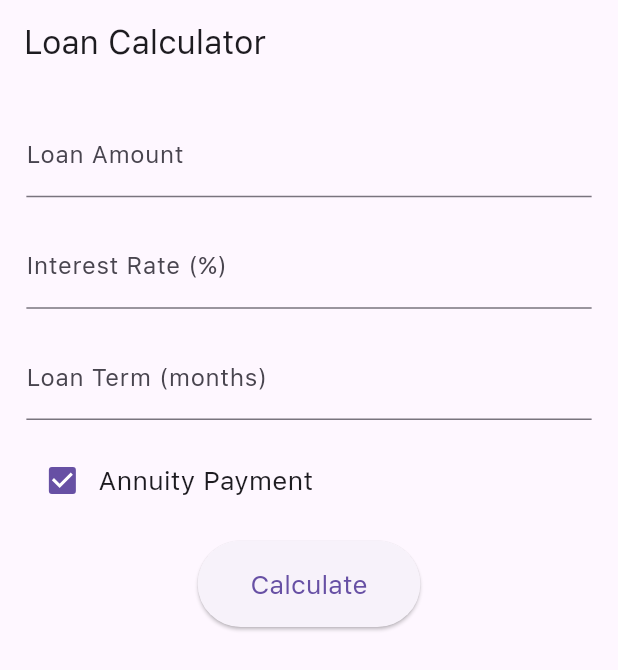
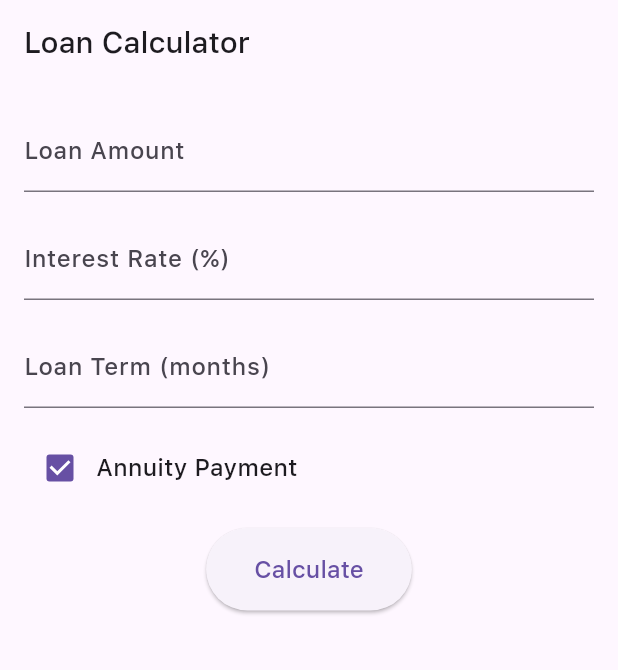
Before and after one commit to OJIuBepTBucT/test_task_finstar, a Flutter app: the screen it shows after launch, on a phone screen of 412 x 824 dp. Shown: the top 670 px of the screen. Run offline on Flutter 3.47's test engine with Material 3 defaults, Android fonts, the phone set to English and light mode, and no system bars; our stand-ins replace get, syncfusion_flutter_charts.

Commit message:
feat: added syncfusion_flutter_charts, added chart, remove utils package

```diff
--- a/lib/main.dart
+++ b/lib/main.dart
@@ -2,11 +2,9 @@ import 'package:flutter/material.dart';
 import 'package:get/get.dart';
 import 'package:test_task_finstar/binding/initial_binding.dart';
 import 'package:test_task_finstar/views/view_loan_calculator.dart';
-import 'package:flutter_screenutil/flutter_screenutil.dart';
 import 'package:test_task_finstar/controller/controller_loan_calculator.dart';
 
 void main() {
-  // Initialize the controller before running the app
   Get.put(ControllerLoanCalculator());
   runApp(TestTaskFinstar());
 }
@@ -15,22 +13,18 @@ class TestTaskFinstar extends StatelessWidget {
 
   @override
   Widget build(BuildContext context) {
-    return ScreenUtilInit(
-      designSize: const Size(375, 812),
-      builder: (context, child) {
     return GetMaterialApp(
       title: 'Loan Calculator',
       theme: ThemeData(
         primarySwatch: Colors.blue,
-            textTheme: const TextTheme(
-              bodyLarge: TextStyle(fontFamily: 'SFProText'),
-              bodyMedium: TextStyle(fontFamily: 'SFProText'),
+        textTheme: TextTheme(
+          bodyLarge: TextStyle(fontFamily: 'SFProText', fontSize: 16),
+          bodyMedium: TextStyle(fontFamily: 'SFProText', fontSize: 14),
+          bodySmall: TextStyle(fontFamily: 'SFProText', fontSize: 20),
         ),
       ),
-          initialBinding: InitialBinding(), // Ensure this is properly set
+      initialBinding: InitialBinding(),
       home: LoanCalculatorView(),
-        );
-      },
     );
   }
 }
--- a/lib/model/model_loan_result.dart
+++ b/lib/model/model_loan_result.dart
@@ -2,10 +2,24 @@ class LoanResult {
   final double monthlyPayment;
   final double totalPayment;
   final double overpayment;
+  final List<PaymentDetail> paymentDetails;
 
   LoanResult({
     required this.monthlyPayment,
     required this.totalPayment,
     required this.overpayment,
+    required this.paymentDetails,
   });
 }
+
+class PaymentDetail {
+  final int month;
+  final double principal;
+  final double interest;
+
+  PaymentDetail({
+    required this.month,
+    required this.principal,
+    required this.interest,
+  });
+}
--- a/lib/views/view_loan_calculator.dart
+++ b/lib/views/view_loan_calculator.dart
@@ -2,71 +2,89 @@ import 'package:flutter/material.dart';
 import 'package:get/get.dart';
 import 'package:test_task_finstar/controller/controller_loan_calculator.dart';
 import 'package:test_task_finstar/views/view_results.dart';
-import 'package:flutter_screenutil/flutter_screenutil.dart';
 
 class LoanCalculatorView extends StatelessWidget {
   final ControllerLoanCalculator controller = Get.find();
 
   @override
   Widget build(BuildContext context) {
-
     return Scaffold(
       appBar: AppBar(
-        title: Text("Loan Calculator", style: TextStyle(fontFamily: 'SFProText', fontSize: 20.sp)),
+        title: Text(
+          "Loan Calculator",
+          style: TextStyle(fontFamily: 'SFProText', fontSize: 20),
+        ),
       ),
 
       body: Padding(
-        padding: EdgeInsets.all(16.w),
+        padding: EdgeInsets.all(16),
         child: SingleChildScrollView(
           child: Column(
             children: [
               TextField(
-                decoration: InputDecoration(labelText: "Loan Amount"),
+                decoration: InputDecoration(
+                  labelText: "Loan Amount",
+                  labelStyle: TextStyle(fontFamily: 'SFProText', fontSize: 16),
+                ),
                 keyboardType: TextInputType.number,
                 onChanged: (value) => controller.loanAmount.value = double.parse(value),
-                style: TextStyle(fontFamily: 'SFProText', fontSize: 16.sp),
+                style: TextStyle(fontFamily: 'SFProText', fontSize: 16),
               ),
 
-              SizedBox(height: 16.h),
+              SizedBox(height: 16),
 
               TextField(
-                decoration: InputDecoration(labelText: "Interest Rate (%)"),
+                decoration: InputDecoration(
+                  labelText: "Interest Rate (%)",
+                  labelStyle: TextStyle(fontFamily: 'SFProText', fontSize: 16),
+                ),
                 keyboardType: TextInputType.number,
                 onChanged: (value) => controller.interestRate.value = double.parse(value),
-                style: TextStyle(fontFamily: 'SFProText', fontSize: 16.sp),
+                style: TextStyle(fontFamily: 'SFProText', fontSize: 16),
               ),
 
-              SizedBox(height: 16.h),
+              SizedBox(height: 16),
 
               TextField(
-                decoration: InputDecoration(labelText: "Loan Term (months)"),
+                decoration: InputDecoration(
+                  labelText: "Loan Term (months)",
+                  labelStyle: TextStyle(fontFamily: 'SFProText', fontSize: 16),
+                ),
                 keyboardType: TextInputType.number,
                 onChanged: (value) => controller.loanTerm.value = int.parse(value),
-                style: TextStyle(fontFamily: 'SFProText', fontSize: 16.sp),
+                style: TextStyle(fontFamily: 'SFProText', fontSize: 16),
               ),
 
-              SizedBox(height: 16.h),
+              SizedBox(height: 16),
 
               Row(
                 children: [
-                  Obx(() => Checkbox(
-                    value: controller.isAnnuity.value,
-                    onChanged: (value) => controller.isAnnuity.value = value!,
-                  )),
-                  Text("Annuity Payment", style: TextStyle(fontFamily: 'SFProText', fontSize: 16.sp)),
+                  Obx(
+                        () => Checkbox(
+                      value: controller.isAnnuity.value,
+                      onChanged: (value) => controller.isAnnuity.value = value!,
+                    ),
+                  ),
+                  Text(
+                    "Annuity Payment",
+                    style: TextStyle(fontFamily: 'SFProText', fontSize: 16),
+                  ),
                 ],
               ),
 
-              SizedBox(height: 16.h),
+              SizedBox(height: 16),
 
               ElevatedButton(
                 onPressed: () {
                   controller.calculate();
                   Get.to(() => ResultsView());
                 },
-                child: Text("Calculate", style: TextStyle(fontFamily: 'SFProText', fontSize: 16.sp)),
+                child: Text(
+                  "Calculate",
+                  style: TextStyle(fontFamily: 'SFProText', fontSize: 16),
+                ),
                 style: ElevatedButton.styleFrom(
-                  padding: EdgeInsets.symmetric(horizontal: 32.w, vertical: 16.h),
+                  padding: EdgeInsets.symmetric(horizontal: 32, vertical: 16),
                 ),
               ),
             ],
--- a/pubspec.yaml
+++ b/pubspec.yaml
@@ -31,7 +31,7 @@ dependencies:
   flutter:
     sdk: flutter
   get: ^4.6.5
-  flutter_screenutil: ^5.0.0+2
+  syncfusion_flutter_charts: ^20.2.49
 
   # The following adds the Cupertino Icons font to your application.
   # Use with the CupertinoIcons class for iOS style icons.
@@ -72,7 +72,7 @@ flutter:
   fonts:
     - family: SFProText
       fonts:
-        - asset: assets/fonts/SFProText-Regular.ttf
+        - asset: assets/fonts/SFProText-Medium.ttf
   assets:
     - assets/fonts/
   # To add custom fonts to your application, add a fonts section here,
```
Also changed, not shown: lib/controller/controller_loan_calculator.dart (+27 -2 lines), lib/views/loan_chart.dart (added, +82 -0 lines), lib/views/view_results.dart (+84 -12 lines), assets/fonts/SFProText-Medium.ttf (added), assets/fonts/SFProText-Regular.ttf (deleted), pubspec.lock. Lines whose indentation alone changed are shown as unchanged.
